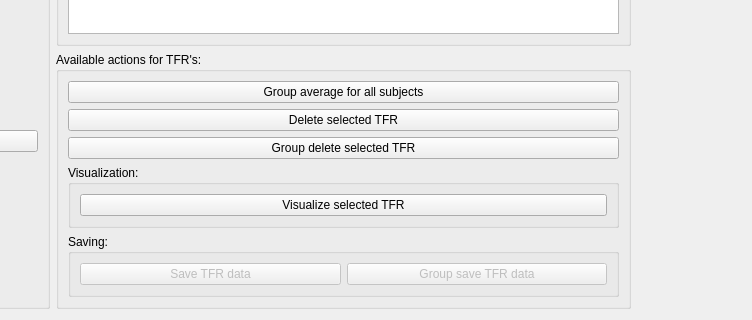
Before: the Qt Designer form qt4Designer_ui_files/mainWindowTabInducedUi.ui in cibr-jyu/meggie, drawn with Qt 5; both pictures show x 360 to 1112 and y 412 to 732 of the 1112 by 732 pixel window.
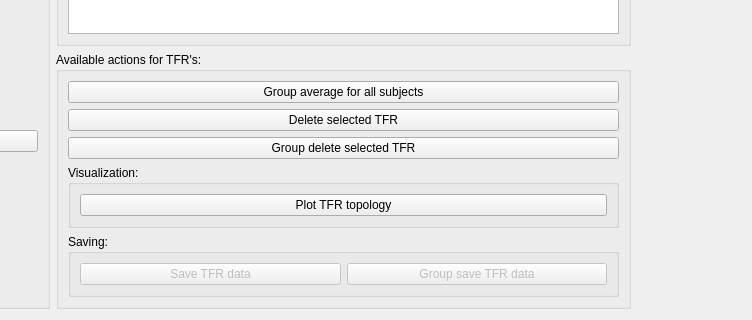
After: the same form once the commit is applied.

The edit to the form file:
```diff
--- a/qt4Designer_ui_files/mainWindowTabInducedUi.ui
+++ b/qt4Designer_ui_files/mainWindowTabInducedUi.ui
@@ -112,7 +112,7 @@
               <item>
                <widget class="QPushButton" name="pushButtonVisualizeTFR">
                 <property name="text">
-                 <string>Visualize selected TFR</string>
+                 <string>Plot TFR topology</string>
                 </property>
                </widget>
               </item>
```
Left out of the diff: 2 changed lines with no effect on the pictures.
